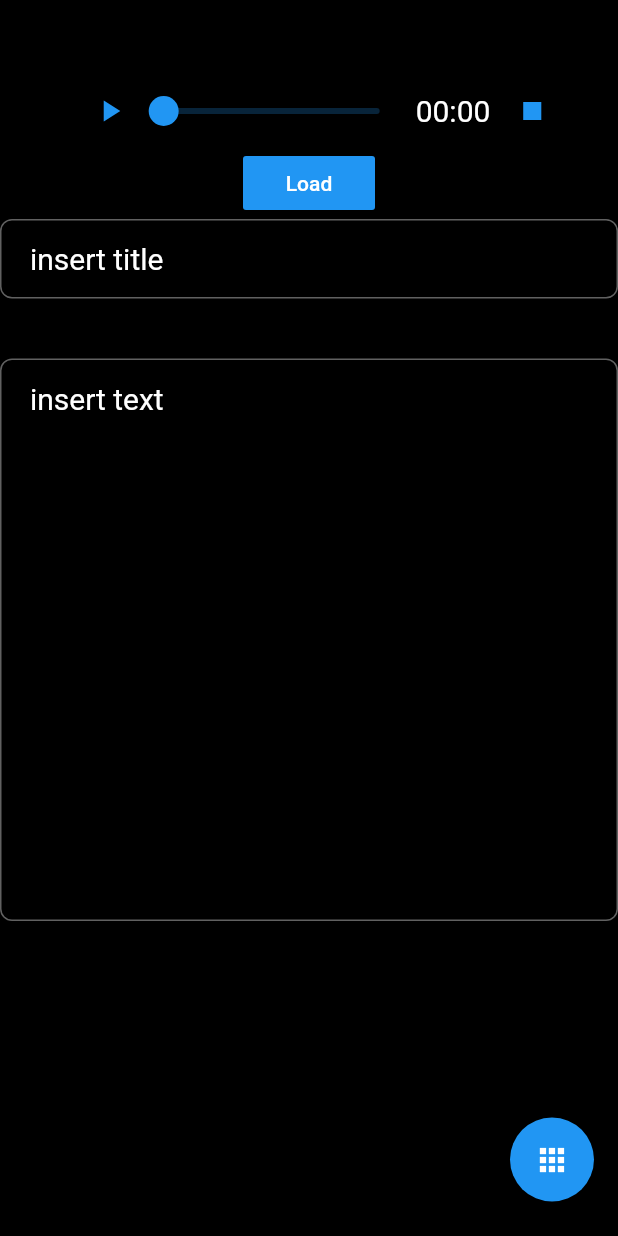
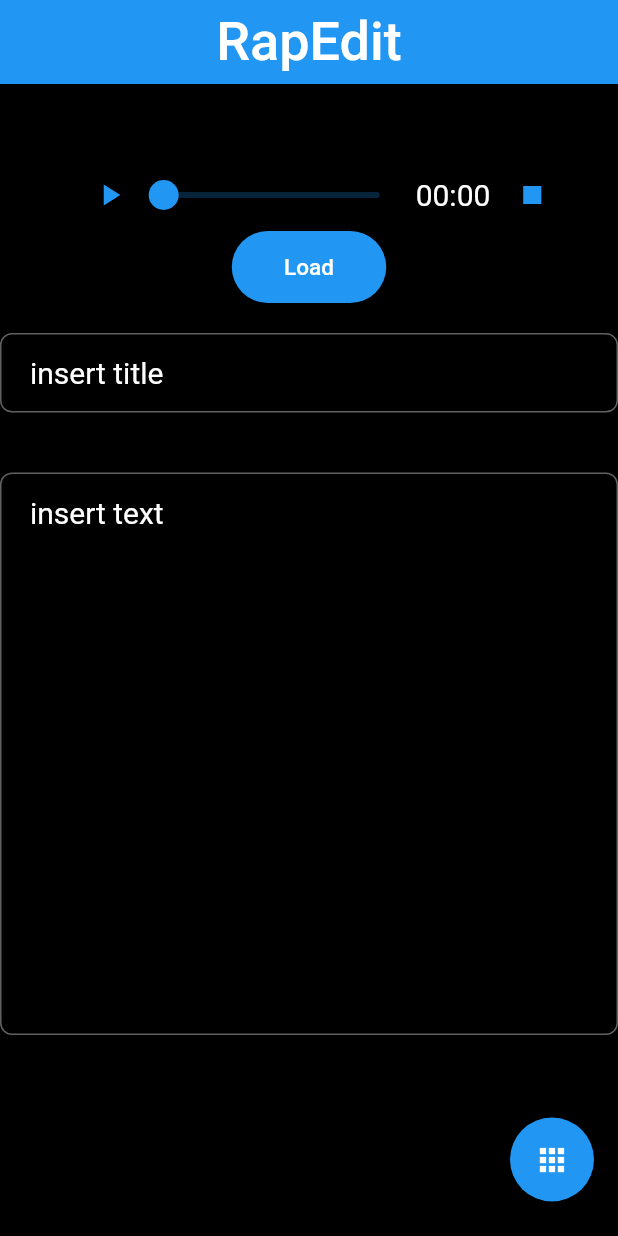
Before and after one commit to Catonzio/rap_edit, a Flutter app: the screen it shows after launch, on a phone screen of 412 x 824 dp. Run offline on Flutter 3.47's test engine with Material 2 defaults, Android fonts, the light colour scheme and no system bars; our stand-ins replace audioplayers, file_picker; Roboto replaces fonts that are missing (Georgia, Hind).

Commit message:
modificato un po' il layout, aggiunta l'immagine dell'app (solo android) e cambiato il nome (solo android). Ora c'è un bug che quando carico una canzone, dice che non è possibile avere due widget con una global key duplicata -> mi serve lo stato dello scaffold per fare la snackbar

```diff
--- a/lib/custom_widgets/AudioPlayerWidget.dart
+++ b/lib/custom_widgets/AudioPlayerWidget.dart
@@ -2,6 +2,7 @@ import 'package:audioplayers/audioplayers.dart';
 import 'package:file_picker/file_picker.dart';
 import 'package:flutter/material.dart';
 import 'package:flutter/cupertino.dart';
+import 'package:rap_edit/custom_widgets/CtsmButton.dart';
 
 class AudioPlayerWidget extends StatefulWidget {
     @override
@@ -71,9 +72,15 @@ class AudioPlayerWidgetState extends State<AudioPlayerWidget> {
   }
 
   loadSong() async {
-    localFilePath = await FilePicker.getFilePath(type: FileType.AUDIO);
-    player.play(localFilePath, isLocal: true);
-    updateText(Icons.pause);
+    try {
+      localFilePath = await FilePicker.getFilePath(type: FileType.AUDIO);
+      if (localFilePath != null || localFilePath.isNotEmpty) {
+        player.play(localFilePath, isLocal: true);
+        updateText(Icons.pause);
+      }
+    } catch(ex) {
+
+    }
   }
 
   stopSong() {
@@ -154,10 +161,9 @@ class AudioPlayerWidgetState extends State<AudioPlayerWidget> {
                   mainAxisAlignment: MainAxisAlignment.center,
                   crossAxisAlignment: CrossAxisAlignment.center,
                   children: <Widget>[
-                    MaterialButton(
-                      color: Theme.of(context).primaryColor,
-                      child: Text("Load", style: textStyle),
-                      onPressed: () => { loadSong() },
+                    CstmButton(
+                      text: "Load",
+                      pressed: () => { loadSong() },
                     )
                   ],
                 ),
--- /dev/null
+++ b/lib/custom_widgets/CstmTextField.dart
@@ -0,0 +1,39 @@
+import 'package:flutter/cupertino.dart';
+import 'package:flutter/material.dart';
+
+class CstmTextField extends StatelessWidget {
+
+  final TextStyle textStyle = new TextStyle(color: Colors.white, fontSize: 20);
+  final TextEditingController controller;
+  final String hintText;
+  final int maxLines;
+
+  CstmTextField({
+    Key key,
+    this.controller,
+    this.hintText,
+    this.maxLines
+  });
+
+  @override
+  Widget build(BuildContext context) {
+   return TextField(
+     obscureText: false,
+     cursorColor: Colors.white,
+     style: textStyle,
+     maxLines: maxLines,
+     //style: style,
+     decoration: InputDecoration(
+       contentPadding: EdgeInsets.fromLTRB(20.0, 15.0, 20.0, 15.0),
+       hintText: hintText,
+       hintStyle: TextStyle(color: Colors.white),
+       border: OutlineInputBorder(
+           borderSide: BorderSide(color: Theme.of(context).primaryColor, width: 2.0),
+           borderRadius: BorderRadius.circular(8.0)
+       ),
+     ),
+     controller: controller,
+   );
+  }
+
+}
--- /dev/null
+++ b/lib/custom_widgets/CtsmButton.dart
@@ -0,0 +1,34 @@
+import 'package:flutter/cupertino.dart';
+import 'package:flutter/material.dart';
+
+class CstmButton extends StatelessWidget {
+  final String text;
+  final TextStyle textStyle = new TextStyle(color: Colors.white, fontSize: 15);
+  final Function pressed;
+
+  CstmButton({
+    Key key,
+    @required this.text,
+    @required this.pressed
+  });
+
+  @override
+  Widget build(BuildContext context) {
+    return Material (
+      borderRadius: BorderRadius.circular(30.0),
+      color: Theme.of(context).primaryColor,
+      elevation: 10.0,
+      child: MaterialButton(
+        minWidth: MediaQuery.of(context).size.width/4,
+        padding: EdgeInsets.fromLTRB(20.0, 15.0, 20.0, 15.0),
+        child: Text(
+          text,
+          textAlign: TextAlign.center,
+          style: textStyle,
+        ),
+        onPressed: pressed,
+      ),
+    );
+  }
+
+}
--- a/lib/main.dart
+++ b/lib/main.dart
@@ -1,47 +1,36 @@
-import 'package:file_picker/file_picker.dart';
 import 'package:flutter/material.dart';
 import 'package:rap_edit/controllers/FileController.dart';
-import 'package:rap_edit/pages/prove.dart';
+import 'package:rap_edit/models/SongFile.dart';
 import 'package:rap_edit/pages/secondPage.dart';
-import 'package:rap_edit/pages/TabBarsPage.dart';
-import 'package:rap_edit/pages/thirdPage.dart';
-
-import 'models/SongFile.dart';
 import 'pages/FileLoadingPage.dart';
-import 'pages/firstPage.dart';
 import 'pages/secondPage.dart';
 
 void main() {
-  runApp(TabBarDemo());
+  runApp(PageMain());
 }
 
-class TabBarDemo extends StatelessWidget {
+class PageMain extends StatelessWidget {
   static String routeName = "/main";
 
   @override
   Widget build(BuildContext context) {
-  debugPrint("oooooooooooooooooooo " + FileType.AUDIO.toString());
     FileController.setDirectoryPath();
     return MaterialApp(
-
       routes: {
         FileLoadingPage.routeName: (context) => FileLoadingPage(),
-        ProvePage.routeName: (context) => ProvePage(),
-        SecondPage.routeName: (context) => SecondPage(),
-        TabBarDemo.routeName: (context) => TabBarDemo(),
-        TabBarPage.routeName: (context) => TabBarPage()
+        SecondPage.routeName: (context) => SecondPage(currentSong: ModalRoute.of(context).settings.arguments),
       },
       theme: ThemeData(
           brightness: Brightness.dark,
           scaffoldBackgroundColor: Colors.black,
           primaryColor: Colors.blue,
           accentColor: Colors.cyan[600],
-          //fontFamily: 'Georgia',
+          fontFamily: 'Georgia',
           textTheme: TextTheme(
             headline: TextStyle(fontSize: 50.0, fontWeight: FontWeight.bold),
-            title: TextStyle(fontSize: 36.0, fontStyle: FontStyle.italic),
+            title: TextStyle(fontSize: 36.0,),
             body1: TextStyle(fontSize: 20.0, fontFamily: 'Hind'),
-          )
+          ),
       ),
       home: SecondPage()
     );
--- a/lib/models/SongFile.dart
+++ b/lib/models/SongFile.dart
@@ -29,6 +29,6 @@ class SongFile {
   }
 
   bool isEmpty() {
-    return this.title.isEmpty || this.text.isEmpty;
+    return this.text.isEmpty;
   }
 }
--- a/lib/pages/secondPage.dart
+++ b/lib/pages/secondPage.dart
@@ -1,94 +1,73 @@
 import 'package:flutter/material.dart';
 import 'package:rap_edit/controllers/FileController.dart';
 import 'package:rap_edit/custom_widgets/AudioPlayerWidget.dart';
+import 'package:rap_edit/custom_widgets/CstmTextField.dart';
 import 'package:rap_edit/models/SongFile.dart';
 
 import '../custom_widgets/floatingButtonsCarouselPage.dart';
 import '../models/SongFile.dart';
 import 'FileLoadingPage.dart';
 
-// ignore: must_be_immutable
 class SecondPage extends StatefulWidget {
   static String routeName = "/secondPage";
-  SecondPageState state;
+  SongFile currentSong;
+
+  SecondPage({Key key, this.currentSong});
+
   @override
-  SecondPageState createState() =>  state = SecondPageState();
-
-  setCurrentSong(SongFile song) {
-    if(state != null)
-      state.setCurrentSong(song);
-  }
+  SecondPageState createState() => SecondPageState(currentSong: currentSong);
 
 }
 
 class SecondPageState extends State<SecondPage> with AutomaticKeepAliveClientMixin {
 
-  final TextStyle stileIntestazioni = new TextStyle(color: Colors.white, fontSize: 20);
+  static final GlobalKey<ScaffoldState> secondPageScaffold = new GlobalKey<ScaffoldState>();
+
   final TextEditingController titleController = new TextEditingController();
   final TextEditingController textController = new TextEditingController();
-  static SongFile currentFile;
+  SongFile currentSong;
+
+  SecondPageState({Key key, this.currentSong});
 
   @override
   bool get wantKeepAlive => true;
 
-  setCurrentSong(SongFile song) {
-      if(song != null && !song.isEmpty()) {
-        currentFile = song;
-      }
+  @override
+  void dispose() {
+    super.dispose();
+    this.saveFile();
   }
 
   @override
   Widget build(BuildContext context) {
-    if(currentFile != null) {
-      textController.text = currentFile.text;
-      titleController.text = currentFile.title;
-      debugPrint("ooooooooooooooo " + textController.text);
-      debugPrint("ooooooooooooooo " + titleController.text);
-    }
-    final titleText = TextField(
-      obscureText: false,
-      cursorColor: Colors.white,
-      style: stileIntestazioni,
-      //style: style,
-      decoration: InputDecoration(
-          contentPadding: EdgeInsets.fromLTRB(20.0, 15.0, 20.0, 15.0),
-          hintText: "insert title",
-          hintStyle: TextStyle(color: Colors.white),
-          border: OutlineInputBorder(
-              borderSide: BorderSide(color: Theme.of(context).primaryColor, width: 2.0),
-              borderRadius: BorderRadius.circular(8.0)
-          ),
 
-      ),
-      controller: titleController
+    if(currentSong != null) { setTitleAndText(); }
+
+    final titleText = CstmTextField(
+      controller: titleController,
+      hintText: "insert title",
     );
 
-    final textText = TextField(
-      obscureText: false,
-      cursorColor: Colors.white,
-      style: stileIntestazioni,
+    final textText = CstmTextField(
+      controller: textController,
+      hintText: "insert text",
       maxLines: 15,
-      //style: style,
-      decoration: InputDecoration(
-          contentPadding: EdgeInsets.fromLTRB(20.0, 15.0, 20.0, 15.0),
-          hintText: "insert text",
-          hintStyle: TextStyle(color: Colors.white),
-          border: OutlineInputBorder(
-              borderSide: BorderSide(color: Theme.of(context).primaryColor, width: 2.0),
-              borderRadius: BorderRadius.circular(8.0)
-          ),
-      ),
-      controller: textController,
     );
 
     return Scaffold(
-        //backgroundColor: Colors.black87,
+      key: secondPageScaffold,
+      appBar: AppBar(
+        title: Text("RapEdit", style: Theme.of(context).textTheme.title, textAlign: TextAlign.center,),
+        centerTitle: true,
+        automaticallyImplyLeading: false,
+      ),
         body: Container(
           child: Center(
             child: Column(
               children: <Widget>[
                 SizedBox(height: 50,),
                 AudioPlayerWidget(),
+                SizedBox(height: 20,),
                 titleText,
                 SizedBox(height: 20,),
                 SizedBox(height: 20,),
@@ -104,18 +83,37 @@ class SecondPageState extends State<SecondPage> with AutomaticKeepAliveClientMix
   }
 
   deleteText() {
-      this.setCurrentSong(new SongFile("", "", ""));
+      currentSong = null;
       titleController.clear();
       textController.clear();
   }
 
   void saveFile() {
-    currentFile = new SongFile(titleController.text.trim(), textController.text.trim(), null);
-    FileController.writeFile(currentFile);
+    currentSong = new SongFile(titleController.text.trim(), textController.text.trim(), null);
+    if(!currentSong.isEmpty()) {
+      FileController.writeFile(currentSong);
+      saveSnackbar(titleController.text + " correctly saved!");
+    }
+    else {
+      saveSnackbar("Couldn't save the text!");
+    }
+  }
+
+  static saveSnackbar(String message) {
+    final snackBar = SnackBar(
+      content: Text(message, style: TextStyle(color: Colors.white),),
+      backgroundColor: Colors.blue,
+    );
+    secondPageScaffold.currentState.showSnackBar(snackBar);
   }
 
   void loadFiles(BuildContext context) {
-    Navigator.popAndPushNamed(context, FileLoadingPage.routeName);
+    Navigator.pushNamed(context, FileLoadingPage.routeName);
+  }
+
+  setTitleAndText() {
+    this.titleController.text = this.currentSong.title;
+    this.textController.text = this.currentSong.text;
   }
 
 }
```
Also changed, not shown: lib/custom_widgets/floatingButtonsCarouselPage.dart (+2 -7 lines), lib/pages/FileLoadingPage.dart (+9 -16 lines), lib/pages/TabBarsPage.dart (deleted, +0 -72 lines), lib/pages/firstPage.dart (deleted, +0 -39 lines), lib/pages/prove.dart (deleted, +0 -18 lines), lib/pages/thirdPage.dart (deleted, +0 -21 lines), assets/RapEditLogo.png (added), assets/logo.png (deleted), 21 other files.
